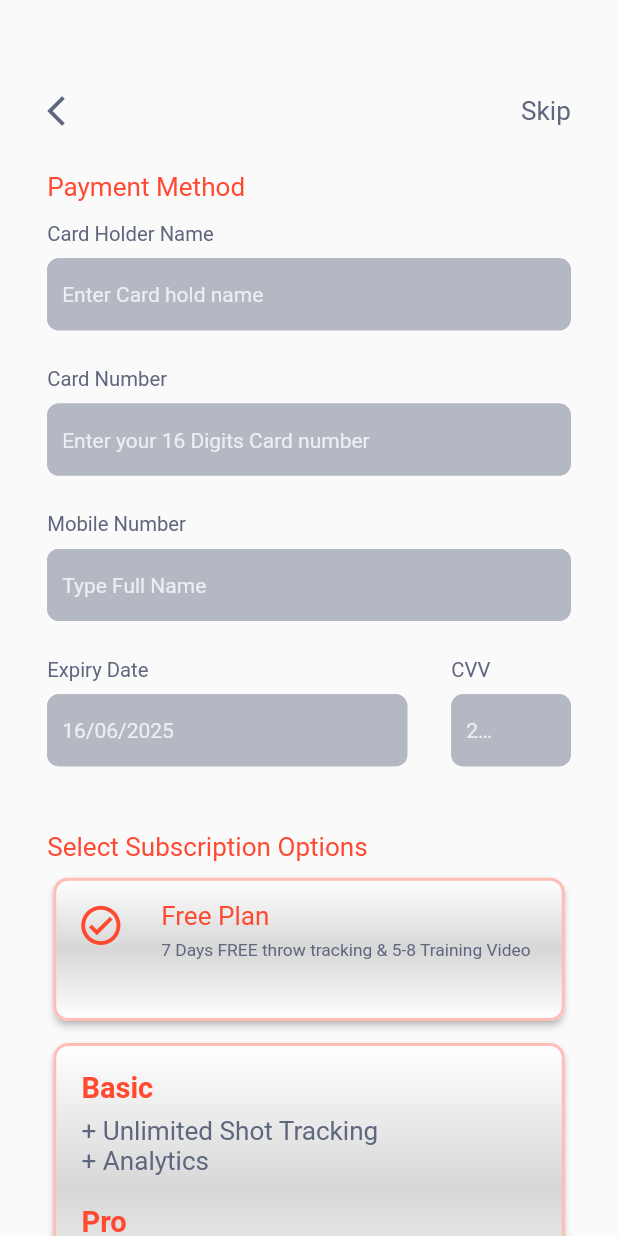
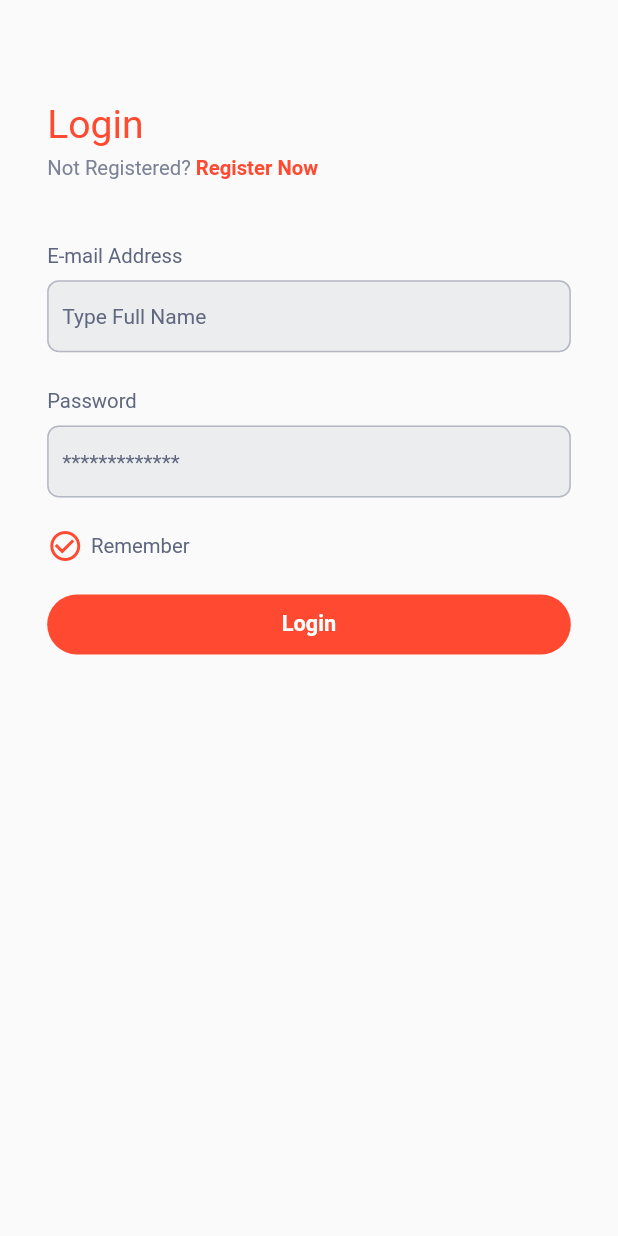
Before and after one commit to talal033528/switch-frontend, a Flutter app: the screen it shows after launch, on a phone screen of 412 x 824 dp. Run offline on Flutter 3.47's test engine with Material 2 defaults, Android fonts, the phone set to English and light mode, and no system bars; our stand-ins replace flutter_screenutil, flutter_switch, go_router, pin_code_fields.

Commit message:
auth complete

```diff
--- a/lib/main.dart
+++ b/lib/main.dart
@@ -1,5 +1,8 @@
 import 'package:flutter/material.dart';
 import 'package:flutter_screenutil/flutter_screenutil.dart';
+import 'package:go_router/go_router.dart';
+import 'package:swish_basketball/view/auth/login.dart';
+import 'package:swish_basketball/view/auth/otp.dart';
 import 'package:swish_basketball/view/auth/payment.dart';
 import 'package:swish_basketball/view/auth/register.dart';
 
@@ -18,101 +21,49 @@ class MyApp extends StatelessWidget {
       minTextAdapt: true,
       splitScreenMode: true,
       builder: (context, child) {
-        return MaterialApp(
+        return MaterialApp.router(
           debugShowCheckedModeBanner: false,
           darkTheme: ThemeData.dark(),
           title: 'Condition Based Monitoring',
           theme: ThemeData(
             primarySwatch: Colors.blue,
           ),
-          home: PaymentScreen(),
+          routerConfig: _router,
         );
       },
     );
   }
 }
 
-class MyHomePage extends StatefulWidget {
-  const MyHomePage({super.key, required this.title});
-
-  // This widget is the home page of your application. It is stateful, meaning
-  // that it has a State object (defined below) that contains fields that affect
-  // how it looks.
-
-  // This class is the configuration for the state. It holds the values (in this
-  // case the title) provided by the parent (in this case the App widget) and
-  // used by the build method of the State. Fields in a Widget subclass are
-  // always marked "final".
-
-  final String title;
-
-  @override
-  State<MyHomePage> createState() => _MyHomePageState();
-}
-
-class _MyHomePageState extends State<MyHomePage> {
-  int _counter = 0;
-
-  void _incrementCounter() {
-    setState(() {
-      // This call to setState tells the Flutter framework that something has
-      // changed in this State, which causes it to rerun the build method below
-      // so that the display can reflect the updated values. If we changed
-      // _counter without calling setState(), then the build method would not be
-      // called again, and so nothing would appear to happen.
-      _counter++;
-    });
-  }
-
-  @override
-  Widget build(BuildContext context) {
-    // This method is rerun every time setState is called, for instance as done
-    // by the _incrementCounter method above.
-    //
-    // The Flutter framework has been optimized to make rerunning build methods
-    // fast, so that you can just rebuild anything that needs updating rather
-    // than having to individually change instances of widgets.
-    return Scaffold(
-      appBar: AppBar(
-        // Here we take the value from the MyHomePage object that was created by
-        // the App.build method, and use it to set our appbar title.
-        title: Text(widget.title),
-      ),
-      body: Center(
-        // Center is a layout widget. It takes a single child and positions it
-        // in the middle of the parent.
-        child: Column(
-          // Column is also a layout widget. It takes a list of children and
-          // arranges them vertically. By default, it sizes itself to fit its
-          // children horizontally, and tries to be as tall as its parent.
-          //
-          // Invoke "debug painting" (press "p" in the console, choose the
-          // "Toggle Debug Paint" action from the Flutter Inspector in Android
-          // Studio, or the "Toggle Debug Paint" command in Visual Studio Code)
-          // to see the wireframe for each widget.
-          //
-          // Column has various properties to control how it sizes itself and
-          // how it positions its children. Here we use mainAxisAlignment to
-          // center the children vertically; the main axis here is the vertical
-          // axis because Columns are vertical (the cross axis would be
-          // horizontal).
-          mainAxisAlignment: MainAxisAlignment.center,
-          children: <Widget>[
-            const Text(
-              'You have pushed the button this many times:',
+final GoRouter _router = GoRouter(
+  routes: <RouteBase>[
+    GoRoute(
+      path: '/',
+      builder: (BuildContext context, GoRouterState state) {
+        return const LoginScreen();
+      },
+      routes: <RouteBase>[
+        GoRoute(
+          path: 'register',
+          builder: (BuildContext context, GoRouterState state) {
+            return const RegisterScreen();
+          },
+          routes: [
+            GoRoute(
+              path: 'otp',
+              builder: (BuildContext context, GoRouterState state) {
+                return const OtpScreen();
+              },
             ),
-            Text(
-              '$_counter',
-              style: Theme.of(context).textTheme.headlineMedium,
+            GoRoute(
+              path: 'payment',
+              builder: (BuildContext context, GoRouterState state) {
+                return const PaymentScreen();
+              },
             ),
           ],
         ),
-      ),
-      floatingActionButton: FloatingActionButton(
-        onPressed: _incrementCounter,
-        tooltip: 'Increment',
-        child: const Icon(Icons.add),
-      ), // This trailing comma makes auto-formatting nicer for build methods.
-    );
-  }
-}
+      ],
+    ),
+  ],
+);
--- /dev/null
+++ b/lib/view/auth/login.dart
@@ -0,0 +1,115 @@
+import 'package:flutter/material.dart';
+import 'package:flutter_screenutil/flutter_screenutil.dart';
+import 'package:go_router/go_router.dart';
+import 'package:swish_basketball/widgets/authtextfield.dart';
+import 'package:swish_basketball/widgets/button.dart';
+
+class LoginScreen extends StatefulWidget {
+  const LoginScreen({super.key});
+
+  @override
+  State<LoginScreen> createState() => _LoginScreenState();
+}
+
+class _LoginScreenState extends State<LoginScreen> {
+  final int _selectedIndex = 0;
+
+  @override
+  void initState() {
+    super.initState();
+  }
+
+  @override
+  Widget build(BuildContext context) {
+    return Scaffold(
+      body: SizedBox(
+        width: double.infinity,
+        child: SingleChildScrollView(
+          child: Column(
+            children: [
+              70.verticalSpace,
+              SizedBox(
+                width: 333.w,
+                child: Text(
+                  "Login",
+                  style: TextStyle(
+                      color: const Color(0xffFF4A31), fontSize: 27.sp),
+                ),
+              ),
+              5.verticalSpace,
+              SizedBox(
+                width: 333.w,
+                child: Row(
+                  mainAxisAlignment: MainAxisAlignment.start,
+                  children: [
+                    Text("Not Registered? ",
+                        style: TextStyle(
+                            color: const Color(0xff7C8396), fontSize: 14.sp)),
+                    GestureDetector(
+                      onTap: () {
+                        context.go('/register');
+                      },
+                      child: Text(
+                        "Register Now",
+                        style: TextStyle(
+                            color: const Color(0xffFF4A31),
+                            fontWeight: FontWeight.bold,
+                            fontSize: 14.sp),
+                      ),
+                    )
+                  ],
+                ),
+              ),
+              SizedBox(
+                  width: 333.w,
+                  child: Column(
+                    children: [
+                      44.verticalSpace,
+                      const AuthTextField(
+                        hinttext: 'Type Full Name',
+                        headertext: 'E-mail Address',
+                        obsecure: false,
+                        showsuffixicon: false,
+                        suffixicon: SizedBox(),
+                      ),
+                      25.verticalSpace,
+                      const AuthTextField(
+                        hinttext: '*************',
+                        headertext: 'Password',
+                        obsecure: true,
+                        showsuffixicon: false,
+                        suffixicon: SizedBox(),
+                      ),
+                    ],
+                  )),
+              21.verticalSpace,
+              SizedBox(
+                width: 333.w,
+                child: Row(
+                  children: [
+                    const Icon(
+                      Icons.check_circle_outline,
+                      color: Color(0xffFF4A31),
+                    ),
+                    5.horizontalSpace,
+                    Text(
+                      'Remember',
+                      style: TextStyle(
+                          color: const Color(0xff5F677E), fontSize: 14.sp),
+                    )
+                  ],
+                ),
+              ),
+              21.verticalSpace,
+              SizedBox(
+                  width: 333.w,
+                  child: const GlobalButton(
+                    text: 'Login',
+                  )),
+            ],
+          ),
+        ),
+      ),
+    );
+  }
+}
--- a/lib/view/auth/payment.dart
+++ b/lib/view/auth/payment.dart
@@ -1,9 +1,7 @@
-import 'package:flutter/cupertino.dart';
 import 'package:flutter/material.dart';
-import 'package:flutter/src/widgets/framework.dart';
-import 'package:flutter/src/widgets/placeholder.dart';
 import 'package:flutter_screenutil/flutter_screenutil.dart';
 import 'package:flutter_switch/flutter_switch.dart';
+import 'package:go_router/go_router.dart';
 import 'package:swish_basketball/widgets/authtextfield.dart';
 import 'package:swish_basketball/widgets/button.dart';
 import 'package:swish_basketball/widgets/paymentcard.dart';
@@ -20,7 +18,7 @@ class _PaymentScreenState extends State<PaymentScreen> {
   @override
   Widget build(BuildContext context) {
     return Scaffold(
-      body: Container(
+      body: SizedBox(
         width: double.infinity,
         child: SingleChildScrollView(
           child: Column(
@@ -31,14 +29,24 @@ class _PaymentScreenState extends State<PaymentScreen> {
                 child: Row(
                   mainAxisAlignment: MainAxisAlignment.spaceBetween,
                   children: [
-                    Icon(
+                    GestureDetector(
+                      onTap: () {
+                        context.pop();
+                      },
+                      child: const Icon(
                         Icons.arrow_back_ios,
                         color: Color(0xff5F677E),
                       ),
-                    Text(
+                    ),
+                    GestureDetector(
+                      onTap: () {
+                        context.push('/register/otp');
+                      },
+                      child: Text(
                         'Skip',
-                      style:
-                          TextStyle(color: Color(0xff5F677E), fontSize: 18.sp),
+                        style: TextStyle(
+                            color: const Color(0xff5F677E), fontSize: 18.sp),
+                      ),
                     )
                   ],
                 ),
@@ -48,7 +56,8 @@ class _PaymentScreenState extends State<PaymentScreen> {
                 width: 333.w,
                 child: Text(
                   "Payment Method",
-                  style: TextStyle(color: Color(0xffFF4A31), fontSize: 18.sp),
+                  style: TextStyle(
+                      color: const Color(0xffFF4A31), fontSize: 18.sp),
                 ),
               ),
               13.verticalSpace,
@@ -56,7 +65,7 @@ class _PaymentScreenState extends State<PaymentScreen> {
                 width: 333.w,
                 child: Column(
                   children: [
-                    AuthTextField(
+                    const AuthTextField(
                       hinttext: 'Enter Card hold name',
                       headertext: 'Card Holder Name',
                       obsecure: false,
@@ -64,7 +73,7 @@ class _PaymentScreenState extends State<PaymentScreen> {
                       suffixicon: SizedBox(),
                     ),
                     25.verticalSpace,
-                    AuthTextField(
+                    const AuthTextField(
                       hinttext: 'Enter your 16 Digits Card number',
                       headertext: 'Card Number',
                       obsecure: false,
@@ -72,7 +81,7 @@ class _PaymentScreenState extends State<PaymentScreen> {
                       suffixicon: SizedBox(),
                     ),
                     25.verticalSpace,
-                    AuthTextField(
+                    const AuthTextField(
                       hinttext: 'Type Full Name',
                       headertext: 'Mobile Number',
                       obsecure: false,
@@ -85,7 +94,7 @@ class _PaymentScreenState extends State<PaymentScreen> {
                       children: [
                         SizedBox(
                           width: 229.w,
-                          child: AuthTextField(
+                          child: const AuthTextField(
                             hinttext: '16/06/2025',
                             headertext: 'Expiry Date',
                             obsecure: false,
@@ -95,7 +104,7 @@ class _PaymentScreenState extends State<PaymentScreen> {
                         ),
                         SizedBox(
                           width: 76.w,
-                          child: AuthTextField(
+                          child: const AuthTextField(
                             hinttext: '245',
                             headertext: 'CVV',
                             obsecure: false,
@@ -113,23 +122,24 @@ class _PaymentScreenState extends State<PaymentScreen> {
                 width: 333.w,
                 child: Text(
                   "Select Subscription Options",
-                  style: TextStyle(color: Color(0xffFF4A31), fontSize: 18.sp),
+                  style: TextStyle(
+                      color: const Color(0xffFF4A31), fontSize: 18.sp),
                 ),
               ),
               7.verticalSpace,
-              Container(
+              SizedBox(
                 width: 333.w,
                 height: 107.h,
                 child: Card(
                   elevation: 2,
                   shape: RoundedRectangleBorder(
-                    side: BorderSide(color: Color(0xffFFBDB5), width: 2),
+                    side: const BorderSide(color: Color(0xffFFBDB5), width: 2),
                     borderRadius: BorderRadius.circular(10),
                   ),
                   child: Container(
                     decoration: BoxDecoration(
                       borderRadius: BorderRadius.circular(10),
-                      gradient: LinearGradient(
+                      gradient: const LinearGradient(
                         begin: Alignment.topCenter,
                         end: Alignment.bottomCenter,
                         colors: [
@@ -142,16 +152,16 @@ class _PaymentScreenState extends State<PaymentScreen> {
                     child: ListTile(
                       leading: Icon(
                         Icons.check_circle_outline_outlined,
-                        color: Color(0xffFF4A31),
+                        color: const Color(0xffFF4A31),
                         size: 30.w,
                       ),
                       title: Text("Free Plan",
                           style: TextStyle(
-                              color: Color(0xffFF4A31), fontSize: 18.sp)),
+                              color: const Color(0xffFF4A31), fontSize: 18.sp)),
                       subtitle: Text(
                           "7 Days FREE throw tracking & 5-8 Training Video",
                           style: TextStyle(
-                            color: Color(0xff5F677E),
+                            color: const Color(0xff5F677E),
                             fontSize: 12.sp,
                           )),
                     ),
@@ -159,18 +169,18 @@ class _PaymentScreenState extends State<PaymentScreen> {
                 ),
               ),
               7.verticalSpace,
-              Container(
+              SizedBox(
                 width: 333.w,
                 child: Card(
                   elevation: 2,
                   shape: RoundedRectangleBorder(
-                    side: BorderSide(color: Color(0xffFFBDB5), width: 2),
+                    side: const BorderSide(color: Color(0xffFFBDB5), width: 2),
                     borderRadius: BorderRadius.circular(10),
                   ),
                   child: Container(
                     decoration: BoxDecoration(
                       borderRadius: BorderRadius.circular(10),
-                      gradient: LinearGradient(
+                      gradient: const LinearGradient(
                         begin: Alignment.topCenter,
                         end: Alignment.bottomCenter,
                         colors: [
@@ -187,29 +197,33 @@ class _PaymentScreenState extends State<PaymentScreen> {
                         children: [
                           Text("Basic",
                               style: TextStyle(
-                                  color: Color(0xffFF4A31),
+                                  color: const Color(0xffFF4A31),
                                   fontSize: 20.sp,
                                   fontWeight: FontWeight.bold)),
                           7.verticalSpace,
                           Text("+ Unlimited Shot Tracking",
                               style: TextStyle(
-                                  color: Color(0xff5F677E), fontSize: 18.sp)),
+                                  color: const Color(0xff5F677E),
+                                  fontSize: 18.sp)),
                           Text("+ Analytics",
                               style: TextStyle(
-                                  color: Color(0xff5F677E), fontSize: 18.sp)),
+                                  color: const Color(0xff5F677E),
+                                  fontSize: 18.sp)),
                           20.verticalSpace,
                           Text("Pro",
                               style: TextStyle(
-                                  color: Color(0xffFF4A31),
+                                  color: const Color(0xffFF4A31),
                                   fontSize: 20.sp,
                                   fontWeight: FontWeight.bold)),
                           7.verticalSpace,
                           Text("+ Unlimited Shot Tracking",
                               style: TextStyle(
-                                  color: Color(0xff5F677E), fontSize: 18.sp)),
+                                  color: const Color(0xff5F677E),
+                                  fontSize: 18.sp)),
                           Text("+ Analytics",
                               style: TextStyle(
-                                  color: Color(0xff5F677E), fontSize: 18.sp))
+                                  color: const Color(0xff5F677E),
+                                  fontSize: 18.sp))
                         ],
                       ),
                     ),
@@ -227,12 +241,12 @@ class _PaymentScreenState extends State<PaymentScreen> {
                         Text(
                           "Pay annually save ",
                           style: TextStyle(
-                              color: Color(0xff5F677E), fontSize: 18.sp),
+                              color: const Color(0xff5F677E), fontSize: 18.sp),
                         ),
                         Text(
                           " 2 months",
                           style: TextStyle(
-                              color: Color(0xffFF4A31), fontSize: 18.sp),
+                              color: const Color(0xffFF4A31), fontSize: 18.sp),
                         ),
                       ],
                     ),
@@ -244,11 +258,11 @@ class _PaymentScreenState extends State<PaymentScreen> {
                       borderRadius: 100.0,
                       value: _switchValue,
                       showOnOff: true,
-                      activeTextColor: Color(0xffFF4A31),
-                      inactiveTextColor: Color(0xffFF4A31),
+                      activeTextColor: const Color(0xffFF4A31),
+                      inactiveTextColor: const Color(0xffFF4A31),
                       activeColor: Colors.white,
                       inactiveColor: Colors.grey,
-                      toggleColor: Color(0xffFF4A31),
+                      toggleColor: const Color(0xffFF4A31),
                       switchBorder: Border.all(
                         color: Colors.grey,
                         width: 1.0,
@@ -267,20 +281,21 @@ class _PaymentScreenState extends State<PaymentScreen> {
                 width: 333.w,
                 child: Text(
                   "Single",
-                  style: TextStyle(color: Color(0xffFF4A31), fontSize: 18.sp),
+                  style: TextStyle(
+                      color: const Color(0xffFF4A31), fontSize: 18.sp),
                 ),
               ),
               10.verticalSpace,
               SizedBox(
                 width: 333.w,
-                child: Divider(
+                child: const Divider(
                   thickness: 2,
                 ),
               ),
               10.verticalSpace,
               SizedBox(
                 width: 333.w,
-                child: Row(
+                child: const Row(
                   mainAxisAlignment: MainAxisAlignment.spaceBetween,
                   children: [
                     PaymentCard(
@@ -305,20 +320,21 @@ class _PaymentScreenState extends State<PaymentScreen> {
                 width: 333.w,
                 child: Text(
                   "Double",
-                  style: TextStyle(color: Color(0xffFF4A31), fontSize: 18.sp),
+                  style: TextStyle(
+                      color: const Color(0xffFF4A31), fontSize: 18.sp),
                 ),
               ),
               10.verticalSpace,
               SizedBox(
                 width: 333.w,
-                child: Divider(
+                child: const Divider(
                   thickness: 2,
                 ),
               ),
               10.verticalSpace,
               SizedBox(
                 width: 333.w,
-                child: Row(
+                child: const Row(
                   mainAxisAlignment: MainAxisAlignment.spaceBetween,
                   children: [
                     PaymentCard(
@@ -343,20 +359,21 @@ class _PaymentScreenState extends State<PaymentScreen> {
                 width: 333.w,
                 child: Text(
                   "Family (4 Users)",
-                  style: TextStyle(color: Color(0xffFF4A31), fontSize: 18.sp),
+                  style: TextStyle(
+                      color: const Color(0xffFF4A31), fontSize: 18.sp),
                 ),
               ),
               10.verticalSpace,
               SizedBox(
                 width: 333.w,
-                child: Divider(
+                child: const Divider(
                   thickness: 2,
                 ),
               ),
               10.verticalSpace,
               SizedBox(
                 width: 333.w,
-                child: Row(
+                child: const Row(
                   mainAxisAlignment: MainAxisAlignment.spaceBetween,
                   children: [
                     PaymentCard(
@@ -377,11 +394,16 @@ class _PaymentScreenState extends State<PaymentScreen> {
                 ),
               ),
               30.verticalSpace,
-              SizedBox(
+              GestureDetector(
+                onTap: () {
+                  context.push('/register/otp');
+                },
+                child: SizedBox(
                     width: 333.w,
-                  child: GlobalButton(
+                    child: const GlobalButton(
                       text: 'Submit',
                     )),
+              ),
               30.verticalSpace,
             ],
           ),
--- a/lib/widgets/authtextfield.dart
+++ b/lib/widgets/authtextfield.dart
@@ -1,6 +1,4 @@
 import 'package:flutter/material.dart';
-import 'package:flutter/src/widgets/framework.dart';
-import 'package:flutter/src/widgets/placeholder.dart';
 import 'package:flutter_screenutil/flutter_screenutil.dart';
 
 class AuthTextField extends StatelessWidget {
@@ -25,13 +23,18 @@ class AuthTextField extends StatelessWidget {
       children: [
         Text(
           headertext,
-          style: TextStyle(color: Color(0xff5F677E), fontSize: 14.sp),
+          style: TextStyle(color: const Color(0xff5F677E), fontSize: 14.sp),
         ),
         9.verticalSpace,
         TextFormField(
           obscureText: obsecure,
           decoration: InputDecoration(
-              suffixIcon: showsuffixicon ? Icon(suffixicon) : SizedBox(),
+              suffixIcon: showsuffixicon
+                  ? Icon(
+                      suffixicon,
+                      color: const Color(0xff5F677E),
+                    )
+                  : const SizedBox(),
               focusedBorder: OutlineInputBorder(
                 borderRadius: BorderRadius.all(Radius.circular(8.r)),
                 borderSide:
@@ -54,17 +57,18 @@ class AuthTextField extends StatelessWidget {
                   )),
               errorBorder: OutlineInputBorder(
                   borderRadius: BorderRadius.all(Radius.circular(8.r)),
-                  borderSide: BorderSide(width: 1, color: Color(0xffB4B8C3))),
+                  borderSide:
+                      const BorderSide(width: 1, color: Color(0xffB4B8C3))),
               focusedErrorBorder: OutlineInputBorder(
                   borderRadius: BorderRadius.all(Radius.circular(8.r)),
                   borderSide:
                       const BorderSide(width: 1, color: Color(0xffB4B8C3))),
               hintText: hinttext,
               hintStyle:
-                  const TextStyle(fontSize: 14, color: Color(0xFFECEDEF)),
-              fillColor: Color(0xffB4B8C3),
+                  const TextStyle(fontSize: 14, color: Color(0xFF5F677E)),
+              fillColor: const Color(0xffECEDEF),
               filled: true,
-              contentPadding: EdgeInsets.all(10)),
+              contentPadding: const EdgeInsets.all(10)),
         )
       ],
     );
--- a/pubspec.yaml
+++ b/pubspec.yaml
@@ -38,6 +38,8 @@ dependencies:
   flutter_screenutil: ^5.7.0
   lucide_icons: ^0.216.0
   flutter_switch: ^0.3.2
+  pin_code_fields: ^7.4.0
+  go_router: ^7.0.1
 
 dev_dependencies:
   flutter_test:
```
Also changed, not shown: lib/view/auth/otp.dart (added, +177 -0 lines), lib/view/auth/register.dart (+36 -23 lines), pubspec.lock, 1 other file. Lines whose indentation alone changed are shown as unchanged.
